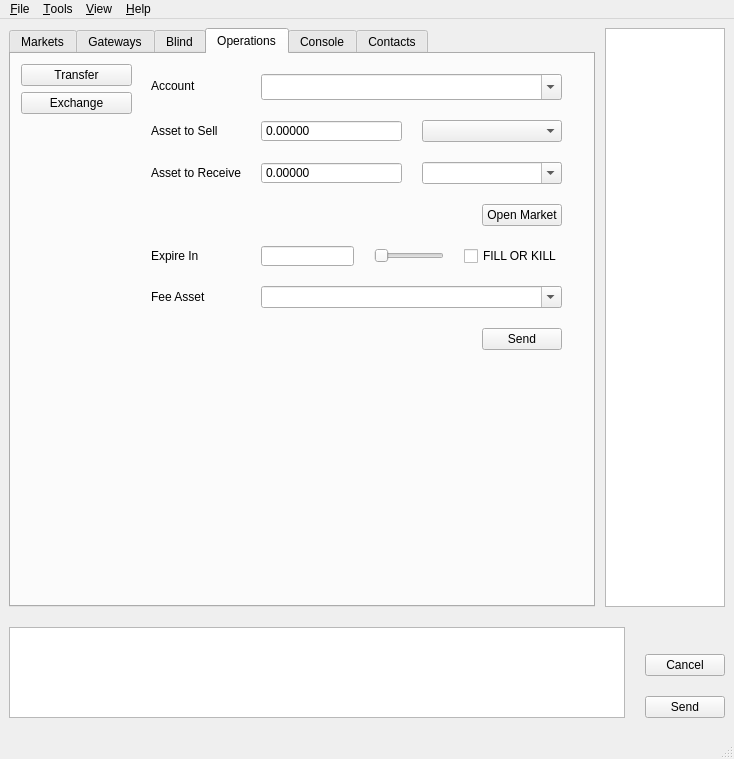
Qt form bitsharesqt/mainwindow.ui (jhtitor/citadel) before a commit.
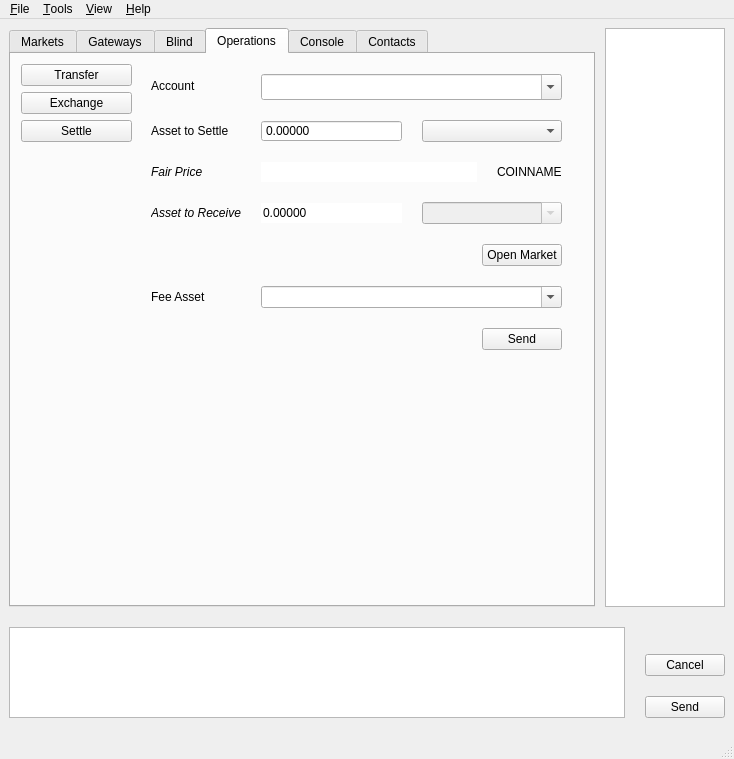
The same form after that commit. The open tabs and pages were chosen to show the change. Icons and pictures are not drawn. Custom widgets are drawn as their Qt base class.

Commit message: Add Asset_settle operation.

Diff of the .ui file:
```diff
--- a/bitsharesqt/mainwindow.ui
+++ b/bitsharesqt/mainwindow.ui
@@ -2760,6 +2760,293 @@
             </layout>
            </widget>
           </widget>
+          <widget class="QWidget" name="pageSettle">
+           <widget class="QWidget" name="layoutWidget_2">
+            <property name="geometry">
+             <rect>
+              <x>10</x>
+              <y>10</y>
+              <width>411</width>
+              <height>301</height>
+             </rect>
+            </property>
+            <layout class="QFormLayout" name="formLayout_12">
+             <property name="sizeConstraint">
+              <enum>QLayout::SetMaximumSize</enum>
+             </property>
+             <property name="horizontalSpacing">
+              <number>20</number>
+             </property>
+             <property name="verticalSpacing">
+              <number>20</number>
+             </property>
+             <item row="0" column="0">
+              <widget class="QLabel" name="settleAccountLabel">
+               <property name="text">
+                <string>Account</string>
+               </property>
+              </widget>
+             </item>
+             <item row="0" column="1">
+              <widget class="QComboBox" name="settlerBox">
+               <property name="minimumSize">
+                <size>
+                 <width>0</width>
+                 <height>26</height>
+                </size>
+               </property>
+               <property name="editable">
+                <bool>true</bool>
+               </property>
+              </widget>
+             </item>
+             <item row="1" column="0">
+              <widget class="QLabel" name="settleAssetLabel">
+               <property name="text">
+                <string>Asset to Settle</string>
+               </property>
+              </widget>
+             </item>
+             <item row="3" column="0">
+              <widget class="QLabel" name="settleBackLabel">
+               <property name="font">
+                <font>
+                 <italic>true</italic>
+                </font>
+               </property>
+               <property name="text">
+                <string>Asset to Receive</string>
+               </property>
+              </widget>
+             </item>
+             <item row="3" column="1">
+              <layout class="QHBoxLayout" name="horizontalLayout_24">
+               <property name="spacing">
+                <number>20</number>
+               </property>
+               <item>
+                <widget class="QDoubleSpinBox" name="settleBackAmount">
+                 <property name="sizePolicy">
+                  <sizepolicy hsizetype="Preferred" vsizetype="Fixed">
+                   <horstretch>0</horstretch>
+                   <verstretch>0</verstretch>
+                  </sizepolicy>
+                 </property>
+                 <property name="minimumSize">
+                  <size>
+                   <width>0</width>
+                   <height>20</height>
+                  </size>
+                 </property>
+                 <property name="baseSize">
+                  <size>
+                   <width>0</width>
+                   <height>20</height>
+                  </size>
+                 </property>
+                 <property name="locale">
+                  <locale language="C" country="AnyCountry"/>
+                 </property>
+                 <property name="frame">
+                  <bool>false</bool>
+                 </property>
+                 <property name="readOnly">
+                  <bool>true</bool>
+                 </property>
+                 <property name="buttonSymbols">
+                  <enum>QAbstractSpinBox::NoButtons</enum>
+                 </property>
+                 <property name="decimals">
+                  <number>5</number>
+                 </property>
+                </widget>
+               </item>
+               <item>
+                <widget class="QComboBox" name="settleBackAssetCombo">
+                 <property name="enabled">
+                  <bool>false</bool>
+                 </property>
+                 <property name="minimumSize">
+                  <size>
+                   <width>0</width>
+                   <height>20</height>
+                  </size>
+                 </property>
+                 <property name="editable">
+                  <bool>true</bool>
+                 </property>
+                </widget>
+               </item>
+              </layout>
+             </item>
+             <item row="4" column="1">
+              <layout class="QHBoxLayout" name="horizontalLayout_25">
+               <item>
+                <spacer name="horizontalSpacer_7">
+                 <property name="orientation">
+                  <enum>Qt::Horizontal</enum>
+                 </property>
+                 <property name="sizeHint" stdset="0">
+                  <size>
+                   <width>40</width>
+                   <height>20</height>
+                  </size>
+                 </property>
+                </spacer>
+               </item>
+               <item>
+                <widget class="QPushButton" name="settleOpenMarketButton">
+                 <property name="minimumSize">
+                  <size>
+                   <width>0</width>
+                   <height>20</height>
+                  </size>
+                 </property>
+                 <property name="text">
+                  <string>Open Market</string>
+                 </property>
+                </widget>
+               </item>
+              </layout>
+             </item>
+             <item row="5" column="0">
+              <widget class="QLabel" name="settleFeeLabel">
+               <property name="text">
+                <string>Fee Asset</string>
+               </property>
+              </widget>
+             </item>
+             <item row="5" column="1">
+              <layout class="QHBoxLayout" name="horizontalLayout_26">
+               <property name="spacing">
+                <number>20</number>
+               </property>
+               <item>
+                <widget class="QComboBox" name="settleFeeAsset">
+                 <property name="minimumSize">
+                  <size>
+                   <width>0</width>
+                   <height>20</height>
+                  </size>
+                 </property>
+                 <property name="editable">
+                  <bool>true</bool>
+                 </property>
+                </widget>
+               </item>
+              </layout>
+             </item>
+             <item row="6" column="1">
+              <layout class="QHBoxLayout" name="horizontalLayout_27">
+               <item>
+                <spacer name="horizontalSpacer_8">
+                 <property name="orientation">
+                  <enum>Qt::Horizontal</enum>
+                 </property>
+                 <property name="sizeHint" stdset="0">
+                  <size>
+                   <width>40</width>
+                   <height>20</height>
+                  </size>
+                 </property>
+                </spacer>
+               </item>
+               <item>
+                <widget class="QPushButton" name="settleButton">
+                 <property name="text">
+                  <string>Send</string>
+                 </property>
+                </widget>
+               </item>
+              </layout>
+             </item>
+             <item row="2" column="0">
+              <widget class="QLabel" name="settleFairPriceLabel">
+               <property name="font">
+                <font>
+                 <italic>true</italic>
+                </font>
+               </property>
+               <property name="text">
+                <string>Fair Price</string>
+               </property>
+              </widget>
+             </item>
+             <item row="2" column="1">
+              <layout class="QHBoxLayout" name="horizontalLayout_28">
+               <item>
+                <widget class="QLineEdit" name="settleFairAmount">
+                 <property name="minimumSize">
+                  <size>
+                   <width>0</width>
+                   <height>20</height>
+                  </size>
+                 </property>
+                 <property name="frame">
+                  <bool>false</bool>
+                 </property>
+                 <property name="readOnly">
+                  <bool>true</bool>
+                 </property>
+                </widget>
+               </item>
+               <item>
+                <widget class="QLabel" name="settleFairAssetLabel">
+                 <property name="text">
+                  <string>COINNAME</string>
+                 </property>
+                </widget>
+               </item>
+              </layout>
+             </item>
+             <item row="1" column="1">
+              <layout class="QHBoxLayout" name="horizontalLayout_23">
+               <property name="spacing">
+                <number>20</number>
+               </property>
+               <item>
+                <widget class="QDoubleSpinBox" name="settleAmount">
+                 <property name="sizePolicy">
+                  <sizepolicy hsizetype="Preferred" vsizetype="Fixed">
+                   <horstretch>0</horstretch>
+                   <verstretch>0</verstretch>
+                  </sizepolicy>
+                 </property>
+                 <property name="minimumSize">
+                  <size>
+                   <width>0</width>
+                   <height>20</height>
+                  </size>
+                 </property>
+                 <property name="locale">
+                  <locale language="C" country="AnyCountry"/>
+                 </property>
+                 <property name="buttonSymbols">
+                  <enum>QAbstractSpinBox::NoButtons</enum>
+                 </property>
+                 <property name="decimals">
+                  <number>5</number>
+                 </property>
+                </widget>
+               </item>
+               <item>
+                <widget class="QComboBox" name="settleAssetCombo">
+                 <property name="minimumSize">
+                  <size>
+                   <width>0</width>
+                   <height>20</height>
+                  </size>
+                 </property>
+                 <property name="editable">
+                  <bool>false</bool>
+                 </property>
+                </widget>
+               </item>
+              </layout>
+             </item>
+            </layout>
+           </widget>
+          </widget>
          </widget>
          <widget class="QWidget" name="verticalLayoutWidget">
           <property name="geometry">
@@ -2799,6 +3086,20 @@
              </property>
             </widget>
            </item>
+           <item>
+            <widget class="QPushButton" name="viewOpSettle">
+             <property name="text">
+              <string>Settle</string>
+             </property>
+             <property name="icon">
+              <iconset resource="res.qrc">
+               <normaloff>:/op/images/op/asset_settle.png</normaloff>:/op/images/op/asset_settle.png</iconset>
+             </property>
+             <property name="checkable">
+              <bool>true</bool>
+             </property>
+            </widget>
+           </item>
            <item>
             <spacer name="verticalSpacer_2">
              <property name="orientation">
```
Left out of the diff: 6 changed lines with no effect on the pictures. The commit also changes 6 other files.
